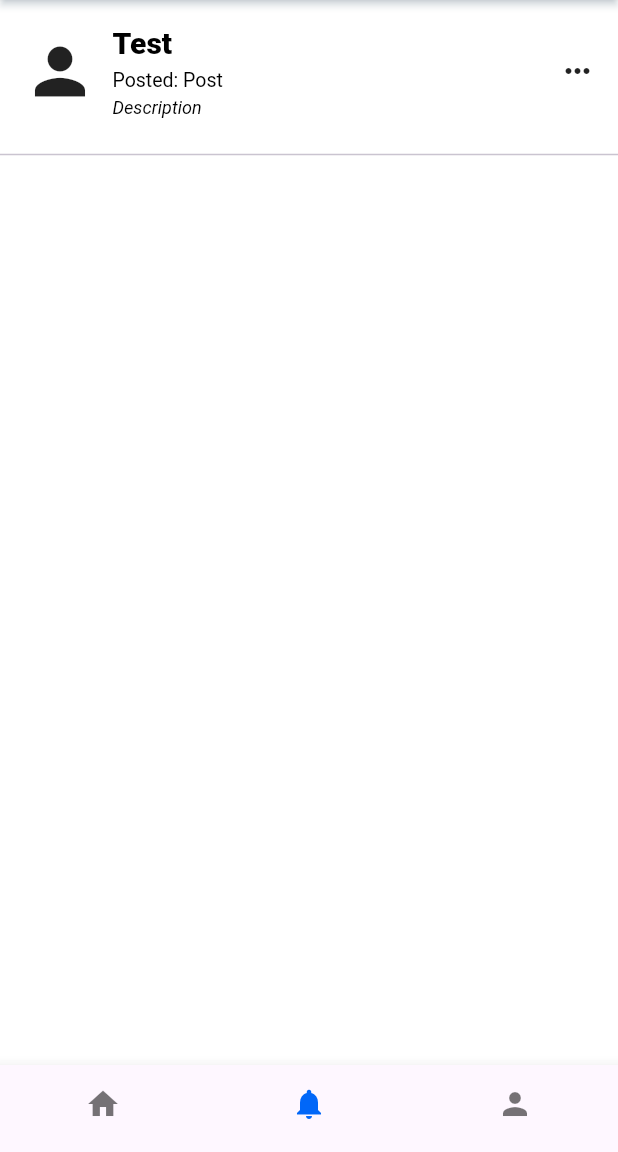
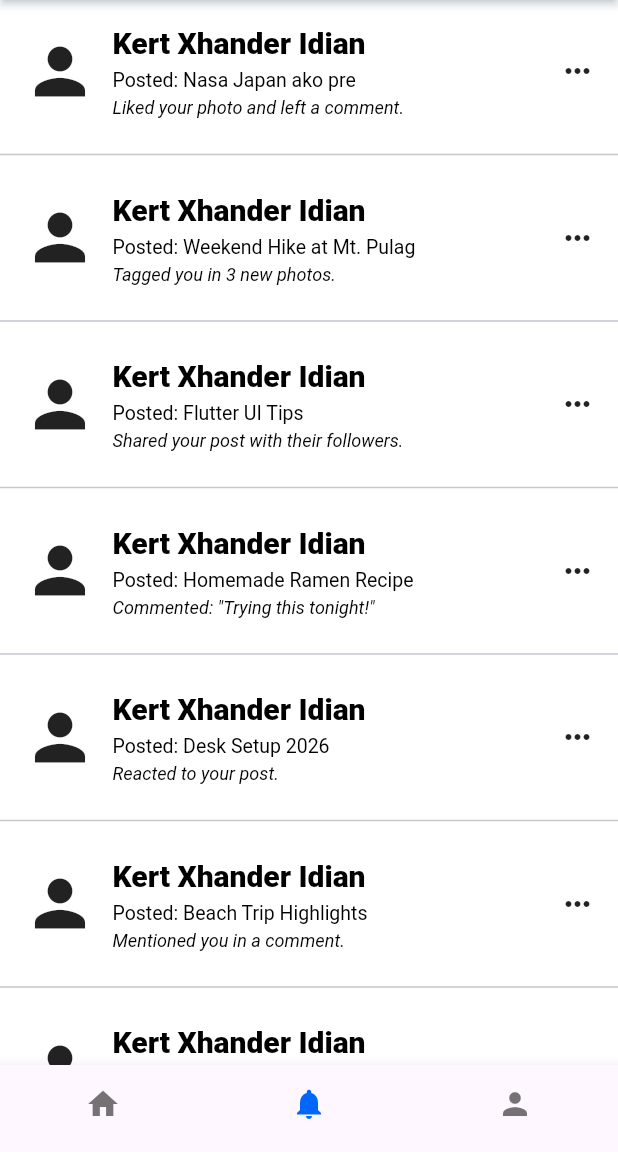
Before and after one commit to Liybie/Paragatos_MobProgAY2627, a Flutter app: the screen it shows after launch, swiped to page 2, on a phone screen of 412 x 824 dp, the part 84-1236 px from its top. Run offline on Flutter 3.47's test engine with Material 3 defaults, Android fonts, the phone set to English and light mode, and no system bars; our stand-ins replace flutter_screenutil; Roboto replaces fonts that are missing (Frutiger, Klavika).

Commit message:
Add lab activity 2

```diff
--- a/MobProg/lib/screens/notification_screen.dart
+++ b/MobProg/lib/screens/notification_screen.dart
@@ -10,6 +10,109 @@ class NotificationScreen extends StatefulWidget {
 }
 
 class _NotificationScreenState extends State<NotificationScreen> {
+  final notifications = const [
+    {
+      'name': 'Kert Xhander Idian',
+      'post': 'Nasa Japan ako pre',
+      'description': 'Liked your photo and left a comment.',
+    },
+    {
+      'name': 'Kert Xhander Idian',
+      'post': 'Weekend Hike at Mt. Pulag',
+      'description': 'Tagged you in 3 new photos.',
+    },
+    {
+      'name': 'Kert Xhander Idian',
+      'post': 'Flutter UI Tips',
+      'description': 'Shared your post with their followers.',
+    },
+    {
+      'name': 'Kert Xhander Idian',
+      'post': 'Homemade Ramen Recipe',
+      'description': 'Commented: "Trying this tonight!"',
+    },
+    {
+      'name': 'Kert Xhander Idian',
+      'post': 'Desk Setup 2026',
+      'description': 'Reacted to your post.',
+    },
+    {
+      'name': 'Kert Xhander Idian',
+      'post': 'Beach Trip Highlights',
+      'description': 'Mentioned you in a comment.',
+    },
+    {
+      'name': 'Kert Xhander Idian',
+      'post': 'New Guitar Cover',
+      'description': 'Uploaded a new video you might like.',
+    },
+    {
+      'name': 'Kert Xhander Idian',
+      'post': 'Book Recommendations',
+      'description': 'Replied to your comment.',
+    },
+    {
+      'name': 'Kert Xhander Idian',
+      'post': 'City Night Photography',
+      'description': 'Liked your comment.',
+    },
+    {
+      'name': 'Kert Xhander Idian',
+      'post': 'Sunday Meal Prep',
+      'description': 'Saved your post to their collection.',
+    },
+    {
+      'name': 'Kert Xhander Idian',
+      'post': '5K Run Milestone',
+      'description': 'Congratulated you on your recent post.',
+    },
+    {
+      'name': 'Kert Xhander Idian',
+      'post': 'Minimalist Wallpaper Pack',
+      'description': 'Shared a link in your thread.',
+    },
+    {
+      'name': 'Kert Xhander Idian',
+      'post': 'Indie Game Devlog #4',
+      'description': 'Posted an update you follow.',
+    },
+    {
+      'name': 'Kert Xhander Idian',
+      'post': 'Art Sketchbook Tour',
+      'description': 'Started following your updates.',
+    },
+    {
+      'name': 'Kert Xhander Idian',
+      'post': 'Quick Pasta Dinner',
+      'description': 'Commented: "Looks delicious!"',
+    },
+    {
+      'name': 'Kert Xhander Idian',
+      'post': 'Travel Packing Checklist',
+      'description': 'Bookmarked your post.',
+    },
+    {
+      'name': 'Kert Xhander Idian',
+      'post': 'Mechanical Keyboard Build',
+      'description': 'Replied to your question.',
+    },
+    {
+      'name': 'Kert Xhander Idian',
+      'post': 'Indoor Plant Care',
+      'description': 'Tagged you in a comment.',
+    },
+    {
+      'name': 'Kert Xhander Idian',
+      'post': 'Late Night Coding Session',
+      'description': 'Reacted to your update.',
+    },
+    {
+      'name': 'Kert Xhander Idian',
+      'post': 'Sunset at Manila Bay',
+      'description': 'Liked your post.',
+    },
+  ];
+
   @override
   Widget build(BuildContext context) {
     return Scaffold(
@@ -17,16 +120,17 @@ class _NotificationScreenState extends State<NotificationScreen> {
       body: Container(
         color: Colors.white,
         width: ScreenUtil().screenWidth,
-        child: const Column(
-          children: [
-            notif.Notification(
-              name: 'Test',
-              post: 'Post',
-              description: 'Description',
-            ),
-            Divider(),
-          ],
-
+        child: ListView.separated(
+          itemCount: notifications.length,
+          separatorBuilder: (context, index) => const Divider(),
+          itemBuilder: (context, index) {
+            final item = notifications[index];
+            return notif.Notification(
+              name: item['name']!,
+              post: item['post']!,
+              description: item['description']!,
+            );
+          },
         ),
       ),
     );
--- a/MobProg/lib/widgets/custom_text.dart
+++ b/MobProg/lib/widgets/custom_text.dart
@@ -19,6 +19,7 @@ class CustomText extends StatelessWidget {
   final TextAlign textAlign;
   final String fontFamily;
   final FontStyle fontStyle;
+
   @override
   Widget build(BuildContext context) {
     return Text(
--- a/MobProg/lib/widgets/newsfeed_card.dart
+++ b/MobProg/lib/widgets/newsfeed_card.dart
@@ -9,6 +9,8 @@ class NewsFeedCard extends StatefulWidget {
   final String date;
   final int numOfLikes;
   final bool hasImage;
+  final String profileImage; // <-- Different profile picture per user
+  final String? postImage;   // <-- Different post image per card
 
   const NewsFeedCard({
     super.key,
@@ -17,6 +19,8 @@ class NewsFeedCard extends StatefulWidget {
     required this.date,
     this.numOfLikes = 0,
     this.hasImage = false,
+    this.profileImage = 'assets/images/Liybie.png',
+    this.postImage,
   });
 
   @override
@@ -75,7 +79,7 @@ class _NewsFeedCardState extends State<NewsFeedCard> {
               children: [
                 CircleAvatar(
                   radius: ScreenUtil().setSp(16),
-                  backgroundImage: const AssetImage('assets/images/Liybie.png'),
+                  backgroundImage: AssetImage(widget.profileImage), // made diynamic
                 ),
                 SizedBox(width: ScreenUtil().setWidth(10)),
                 Column(
@@ -121,7 +125,7 @@ class _NewsFeedCardState extends State<NewsFeedCard> {
             SizedBox(height: ScreenUtil().setHeight(5)),
 
             // Optional Image
-            if (widget.hasImage)
+            if (widget.hasImage && widget.postImage != null)
               Padding(
                 padding: EdgeInsets.symmetric(
                   vertical: ScreenUtil().setHeight(5),
@@ -129,7 +133,7 @@ class _NewsFeedCardState extends State<NewsFeedCard> {
                 child: ClipRRect(
                   borderRadius: BorderRadius.circular(ScreenUtil().setSp(8)),
                   child: Image.asset(
-                    'assets/images/owl.jpg',
+                    widget.postImage!, // <-- Dynamic
                     width: double.infinity,
                     height: ScreenUtil().setHeight(180),
                     fit: BoxFit.cover,
@@ -155,7 +159,7 @@ class _NewsFeedCardState extends State<NewsFeedCard> {
               ],
             ),
 
-            // Comment Input Placeholder
+            // Comment Input Placeholder (stays as your own avatar)
             Row(
               children: [
                 CircleAvatar(
```
Also changed, not shown: MobProg/lib/screens/newsfeed_card.dart (+61 -7 lines), MobProg/assets/images/marc_marquez.png (added), MobProg/pubspec.lock, 3 other files.
